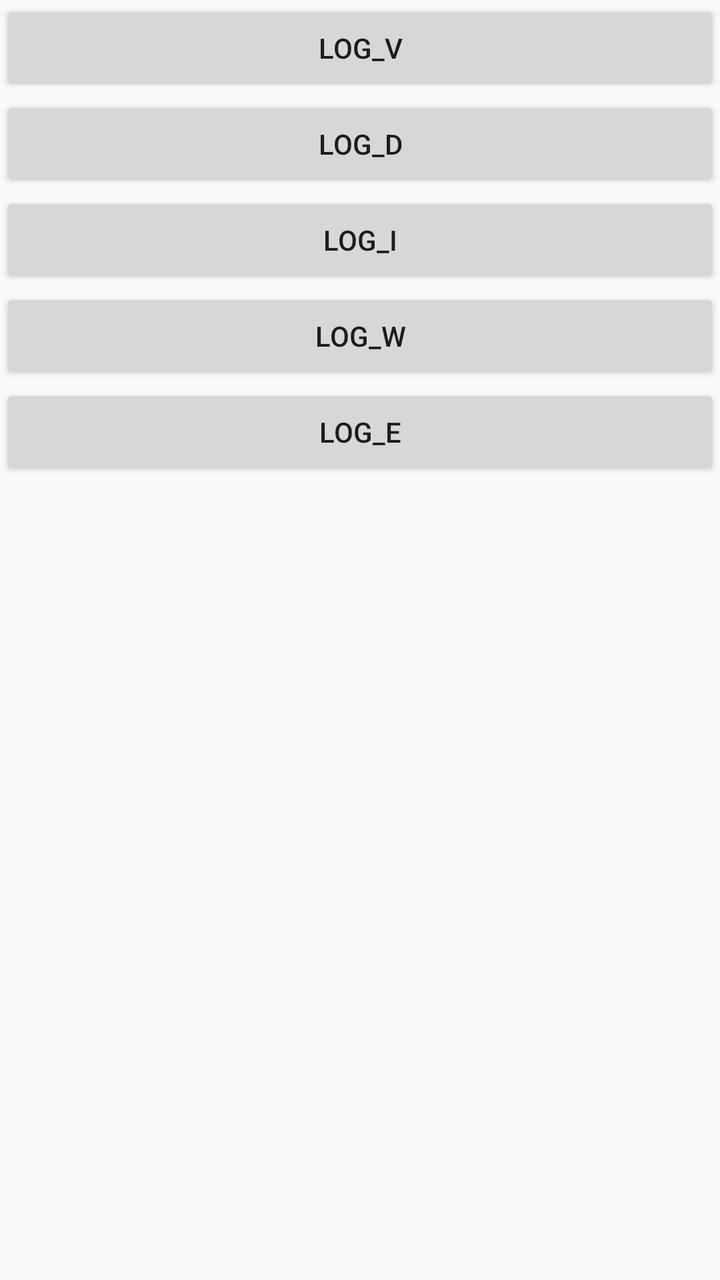
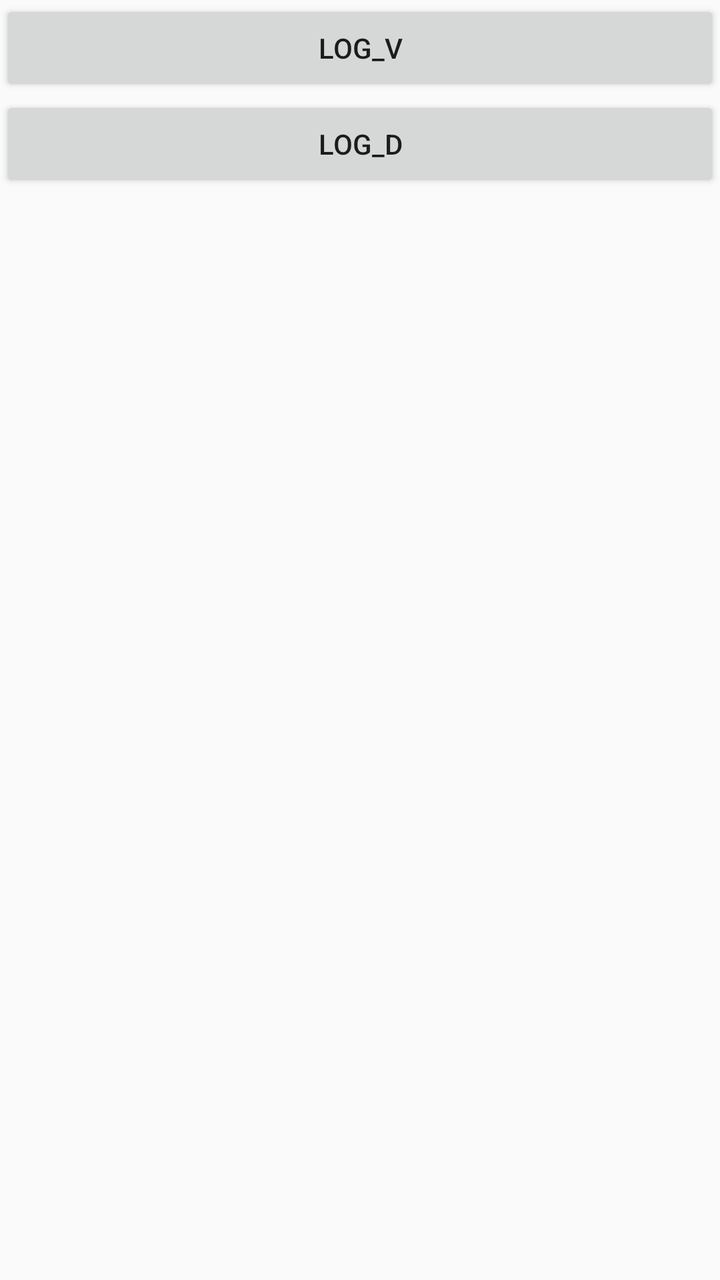

Compare the two renders of this Android layout. The source of the first and the diff that turns it into the second are given below.
<!-- AndroidManifest.xml: application theme AppTheme -->
<!-- res/layout/activity_home.xml -->
<?xml version="1.0" encoding="utf-8"?>
<LinearLayout xmlns:android="http://schemas.android.com/apk/res/android"
    android:layout_width="match_parent"
    android:layout_height="match_parent"
    android:orientation="vertical">

    <Button
        android:text="log_v"
        android:id="@+id/log_v"
        android:layout_width="match_parent"
        android:layout_height="wrap_content" />

    <Button
        android:text="log_d"
        android:id="@+id/log_d"
        android:layout_width="match_parent"
        android:layout_height="wrap_content" />
    <Button
        android:text="log_i"
        android:id="@+id/log_i"
        android:layout_width="match_parent"
        android:layout_height="wrap_content" />
    <Button
        android:text="log_w"
        android:id="@+id/log_w"
        android:layout_width="match_parent"
        android:layout_height="wrap_content" />
    <Button
        android:text="log_e"
        android:id="@+id/log_e"
        android:layout_width="match_parent"
        android:layout_height="wrap_content" />

</LinearLayout>
<!-- resources referenced by this layout -->
<resources>
  <style name="AppTheme" parent="Theme.AppCompat.Light.DarkActionBar">
          
          <item name="colorPrimary">@color/colorPrimary</item>
          <item name="colorPrimaryDark">@color/colorPrimaryDark</item>
          <item name="colorAccent">@color/colorAccent</item>
      </style>
  <color name="colorPrimary">#3F51B5</color>
  <color name="colorPrimaryDark">#303F9F</color>
  <color name="colorAccent">#FF4081</color>
</resources>

<!-- the commit's change to res/layout/activity_home.xml (unified diff, before → after) -->
@@ -15,20 +15,6 @@
         android:id="@+id/log_d"
         android:layout_width="match_parent"
         android:layout_height="wrap_content" />
-    <Button
-        android:text="log_i"
-        android:id="@+id/log_i"
-        android:layout_width="match_parent"
-        android:layout_height="wrap_content" />
-    <Button
-        android:text="log_w"
-        android:id="@+id/log_w"
-        android:layout_width="match_parent"
-        android:layout_height="wrap_content" />
-    <Button
-        android:text="log_e"
-        android:id="@+id/log_e"
-        android:layout_width="match_parent"
-        android:layout_height="wrap_content" />
+
 
 </LinearLayout>
